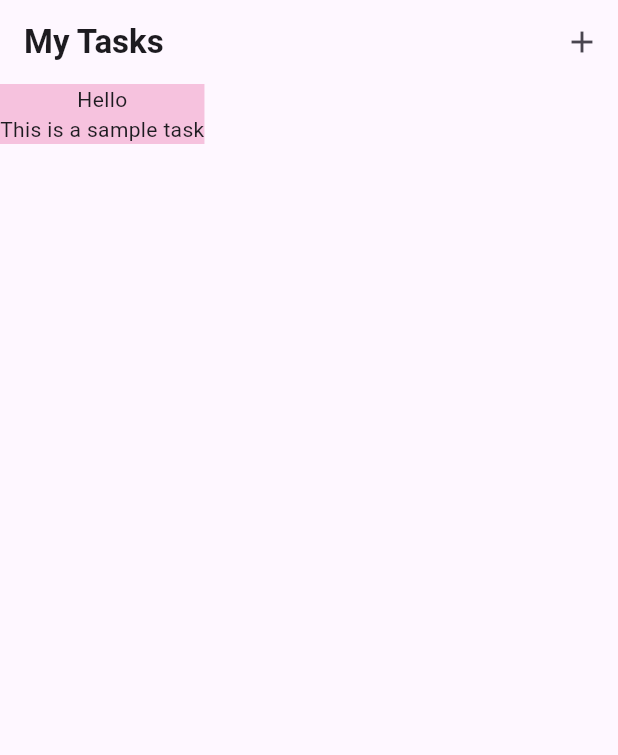
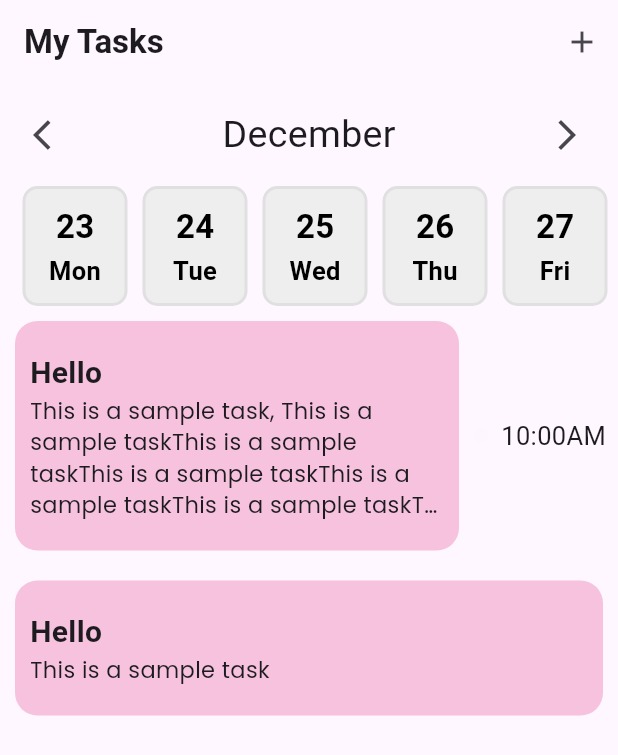
Before and after one commit to Chinokoo/task-flutter-frontend, a Flutter app: the HomePage screen opened directly, on a phone screen of 412 x 824 dp. Shown: the top 755 px of the screen. Run offline on Flutter 3.47's test engine with Material 3 defaults, Android fonts, the phone set to English and light mode, and no system bars; our stand-ins replace flutter_bloc, flutter_dotenv, google_fonts, shared_preferences, sqflite; missing offline and left inert: flex_color_picker; accounts and stored records are empty.

Commit message:
create create_task_page

```diff
--- /dev/null
+++ b/lib/core/utils/utils.dart
@@ -0,0 +1,22 @@
+import 'package:flutter/material.dart';
+
+Color strengthenColor(Color color, double factor) {
+  int r = (color.r * factor).clamp(0, 255).toInt();
+  int g = (color.g * factor).clamp(0, 255).toInt();
+  int b = (color.b * factor).clamp(0, 255).toInt();
+
+  return Color.fromARGB(color.a.toInt(), r, g, b);
+}
+
+//function to generate a list of dates for the current week
+List<DateTime> generateWeekDates(int weekOffset) {
+  final today = DateTime.now();
+
+  DateTime startOfWeek = today.subtract(Duration(days: today.weekday - 1));
+  startOfWeek = startOfWeek.add(Duration(days: weekOffset * 7));
+
+  return List.generate(
+      7,
+      (index) => startOfWeek
+          .add(Duration(days: index))); // List.generate(7, generator)
+}
--- a/lib/features/auth/widgets/custom_auth_text_field.dart
+++ b/lib/features/auth/widgets/custom_auth_text_field.dart
@@ -4,17 +4,20 @@ class CustomAuthTextField extends StatelessWidget {
   final String hintText;
   final TextEditingController controller;
   final bool obscureText;
+  final int maxlines;
   const CustomAuthTextField(
       {super.key,
       required this.hintText,
       required this.obscureText,
-      required this.controller});
+      required this.controller,
+      this.maxlines = 1});
 
   @override
   Widget build(BuildContext context) {
     return TextField(
       controller: controller,
       obscureText: obscureText,
+      maxLines: maxlines,
       decoration: InputDecoration(
         contentPadding: const EdgeInsets.all(20),
         hintText: hintText,
--- a/lib/features/home/pages/home.dart
+++ b/lib/features/home/pages/home.dart
@@ -1,5 +1,8 @@
 import 'package:flutter/cupertino.dart';
 import 'package:flutter/material.dart';
+import 'package:frontend/core/utils/utils.dart';
+import 'package:frontend/features/add_task/pages/add_task.dart';
+import 'package:frontend/features/home/widgets/date_selector.dart';
 import 'package:frontend/features/home/widgets/task_card.dart';
 
 class HomePage extends StatelessWidget {
@@ -18,17 +21,50 @@ class HomePage extends StatelessWidget {
         ),
         actions: [
           IconButton(
-            onPressed: () {},
+            onPressed: () {
+              Navigator.push(context,
+                  MaterialPageRoute(builder: (context) => AddTaskPage()));
+            },
             icon: Icon(Icons.add),
           )
         ],
       ),
       body: Column(
         children: [
-          TaskCard(
-              color: const Color.fromRGBO(246, 194, 222, 1),
-              headerText: "Hello",
-              descriptionText: "This is a sample task"),
+          DateSelector(),
+          Row(
+            children: [
+              Expanded(
+                child: TaskCard(
+                    color: const Color.fromRGBO(246, 194, 222, 1),
+                    headerText: "Hello",
+                    descriptionText:
+                        "This is a sample task, This is a sample taskThis is a sample taskThis is a sample taskThis is a sample taskThis is a sample taskThis is a sample taskThis is a sample task"),
+              ),
+              Container(
+                width: 10,
+                height: 10,
+                decoration: BoxDecoration(
+                  shape: BoxShape.circle,
+                  color: strengthenColor(Color.fromRGBO(246, 194, 222, 1), 1),
+                ),
+              ),
+              Padding(
+                padding: const EdgeInsets.all(8.0),
+                child: Text("10:00AM", style: TextStyle(fontSize: 17)),
+              )
+            ],
+          ),
+          Row(
+            children: [
+              Expanded(
+                child: TaskCard(
+                    color: const Color.fromRGBO(246, 194, 222, 1),
+                    headerText: "Hello",
+                    descriptionText: "This is a sample task"),
+              ),
+            ],
+          ),
         ],
       ),
     );
--- /dev/null
+++ b/lib/features/home/widgets/date_selector.dart
@@ -0,0 +1,119 @@
+import 'package:flutter/cupertino.dart';
+import 'package:flutter/material.dart';
+import 'package:frontend/core/utils/utils.dart';
+import 'package:intl/intl.dart';
+
+class DateSelector extends StatefulWidget {
+  const DateSelector({super.key});
+
+  @override
+  State<DateSelector> createState() => _DateSelectorState();
+}
+
+class _DateSelectorState extends State<DateSelector> {
+  int weekOffset = 0;
+  DateTime selectedDate = DateTime.now();
+
+  @override
+  Widget build(BuildContext context) {
+    //get week dates based on week offset
+    final weekDates = generateWeekDates(weekOffset);
+    //get month name of first date in the week
+    String monthName = DateFormat("MMMM").format(weekDates.first);
+    return Column(
+      children: [
+        //row for arrows and month name
+        Padding(
+          padding: const EdgeInsets.symmetric(horizontal: 10, vertical: 10),
+          child: Row(
+            mainAxisAlignment: MainAxisAlignment.spaceBetween,
+            children: [
+              IconButton(
+                onPressed: () {
+                  setState(() {
+                    weekOffset--;
+                  });
+                },
+                icon: const Icon(Icons.arrow_back_ios),
+              ),
+              Text(
+                monthName,
+                style: TextStyle(fontSize: 25),
+              ),
+              IconButton(
+                onPressed: () {
+                  setState(() {
+                    weekOffset++;
+                  });
+                },
+                icon: const Icon(Icons.arrow_forward_ios),
+              ),
+            ],
+          ),
+        ),
+        Padding(
+          padding: const EdgeInsets.only(left: 10),
+          child: SizedBox(
+            height: 80,
+            child: ListView.builder(
+              itemCount: weekDates.length,
+              scrollDirection: Axis.horizontal,
+              itemBuilder: (context, index) {
+                final date = weekDates[index];
+                bool isSelectedDate = DateFormat("d").format(selectedDate) ==
+                        DateFormat("d").format(date) &&
+                    selectedDate.month == date.month &&
+                    selectedDate.year == date.year;
+
+                return GestureDetector(
+                  onTap: () {
+                    setState(() {
+                      selectedDate = date;
+                    });
+                  },
+                  child: Container(
+                    margin: const EdgeInsets.symmetric(horizontal: 5),
+                    decoration: BoxDecoration(
+                      color: isSelectedDate
+                          ? Colors.deepPurple[300]
+                          : Colors.grey.shade200,
+                      border: Border.all(
+                          color: isSelectedDate
+                              ? Colors.deepPurple
+                              : Colors.grey.shade300,
+                          width: 2),
+                      borderRadius: BorderRadius.circular(10),
+                    ),
+                    width: 70,
+                    child: Column(
+                      mainAxisAlignment: MainAxisAlignment.center,
+                      spacing: 2,
+                      children: [
+                        Text(
+                          DateFormat("d").format(date),
+                          style: TextStyle(
+                              color:
+                                  isSelectedDate ? Colors.white : Colors.black,
+                              fontSize: 22,
+                              fontWeight: FontWeight.bold),
+                        ),
+                        Text(
+                          DateFormat("EEE").format(date),
+                          style: TextStyle(
+                              color:
+                                  isSelectedDate ? Colors.white : Colors.black,
+                              fontSize: 17,
+                              fontWeight: FontWeight.bold),
+                        )
+                      ],
+                    ),
+                  ),
+                );
+              },
+            ),
+          ),
+        )
+      ],
+    );
+  }
+}
--- a/lib/features/home/widgets/task_card.dart
+++ b/lib/features/home/widgets/task_card.dart
@@ -1,5 +1,6 @@
 // ignore_for_file: public_member_api_docs, sort_constructors_first
 import 'package:flutter/material.dart';
+import 'package:google_fonts/google_fonts.dart';
 
 class TaskCard extends StatelessWidget {
   final Color color;
@@ -15,13 +16,26 @@ class TaskCard extends StatelessWidget {
   @override
   Widget build(BuildContext context) {
     return Container(
+      margin: const EdgeInsets.all(10),
+      padding: const EdgeInsets.symmetric(horizontal: 10, vertical: 20),
       decoration: BoxDecoration(
+        borderRadius: BorderRadius.circular(15),
         color: color,
       ),
       child: Column(
+        crossAxisAlignment: CrossAxisAlignment.start,
         children: [
-          Text(headerText),
-          Text(descriptionText),
+          Text(headerText,
+              style:
+                  const TextStyle(fontWeight: FontWeight.bold, fontSize: 20)),
+          Text(
+            descriptionText,
+            maxLines: 4,
+            overflow: TextOverflow.ellipsis,
+            style: GoogleFonts.poppins(
+              fontSize: 15,
+            ),
+          ),
         ],
       ),
     );
--- a/pubspec.yaml
+++ b/pubspec.yaml
@@ -7,11 +7,14 @@ environment:
   sdk: ^3.6.0
 
 dependencies:
+  flex_color_picker: ^3.6.0
   flutter:
     sdk: flutter
   flutter_bloc: ^8.1.6
   flutter_dotenv: ^5.2.1
+  google_fonts: ^6.2.1
   http: ^1.2.2
+  intl: ^0.20.1
   path: ^1.9.0
   shared_preferences: ^2.3.4
   sqflite: ^2.4.1
```
Also changed, not shown: lib/features/add_task/pages/add_task.dart (added, +77 -0 lines), lib/features/home/repository/task_remote_repository.dart (added, +35 -0 lines), pubspec.lock, 2 other files.
